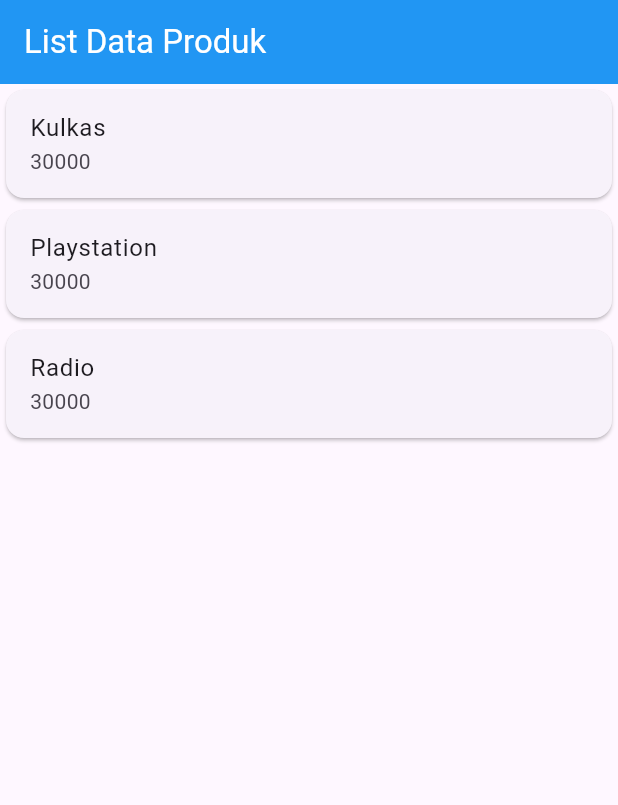
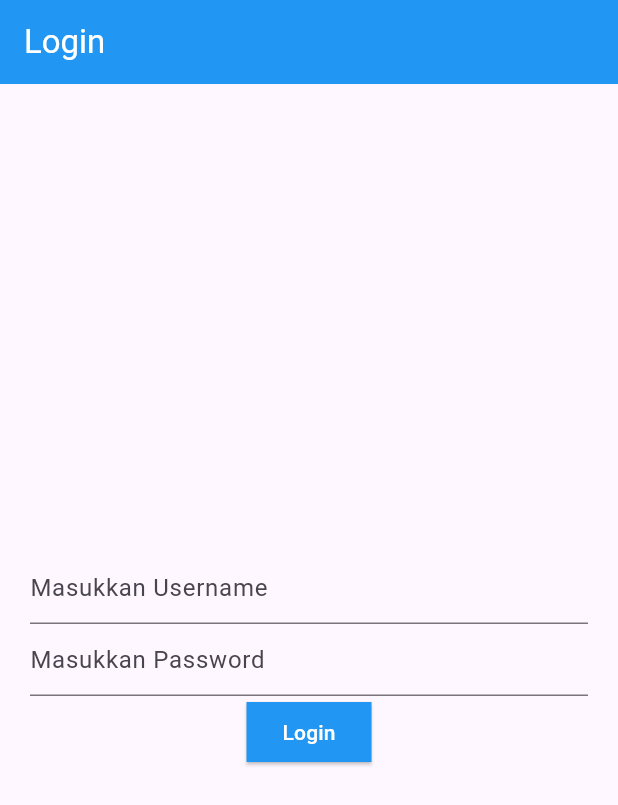
Before and after one commit to Prpsh17/H1D024112-Praktikum-Mobile-Projek-flutter-2, a Flutter app: the screen it shows after launch, on a phone screen of 412 x 824 dp. Shown: the top 805 px of the screen. Run offline on Flutter 3.47's test engine with Material 3 defaults, Android fonts, the phone set to English and light mode, and no system bars; our stand-ins replace shared_preferences.

Commit message:
sudah mass

```diff
--- /dev/null
+++ b/lib/login_page.dart
@@ -0,0 +1,99 @@
+import 'package:flutter/material.dart';
+import 'package:aplikasi_pemmob/home_page.dart';
+import 'package:shared_preferences/shared_preferences.dart';
+
+class LoginPage extends StatefulWidget {
+  const LoginPage({super.key});
+  @override
+  // ignore: library_private_types_in_public_api
+  _LoginPageState createState() => _LoginPageState();
+}
+
+class _LoginPageState extends State<LoginPage> {
+  final TextEditingController _usernameController = TextEditingController();
+  final TextEditingController _passwordController = TextEditingController();
+  // ignore: prefer_typing_uninitialized_variables
+  var namauser;
+
+  void _saveUsername() async {
+    // Inisialisasi Share Preferences
+    SharedPreferences prefs = await SharedPreferences.getInstance();
+    // Simpan Username ke local storage
+    prefs.setString('username', _usernameController.text);
+  }
+
+  _showInput(namacontroller, placeholder, isPassword) {
+    return TextField(
+      controller: namacontroller,
+      obscureText: isPassword,
+      decoration: InputDecoration(
+        hintText: placeholder,
+      ), // InputDecoration
+    ); // TextField
+  }
+
+  _showDialog(pesan, alamat) {
+    return showDialog(
+      context: context,
+      builder: (context) {
+        return AlertDialog(
+          title: Text(pesan),
+          actions: [
+            TextButton(
+              child: const Text('OK'),
+              onPressed: () {
+                Navigator.push(
+                  context,
+                  MaterialPageRoute(
+                    builder: (context) => alamat,
+                  ), // MaterialPageRoute
+                );
+              },
+            ), // TextButton
+          ],
+        ); // AlertDialog
+      },
+    );
+  }
+
+  @override
+  Widget build(BuildContext context) {
+    return Scaffold(
+      appBar: AppBar(
+        title: const Text('Login',style:TextStyle(color:Colors.white) ,),
+        backgroundColor: Colors.blue,
+      ), // AppBar
+      body: Container(
+        padding: const EdgeInsets.all(20),
+        child: Column(
+          mainAxisAlignment: MainAxisAlignment.center,
+          children: [
+            _showInput(_usernameController, 'Masukkan Username', false),
+            _showInput(_passwordController, 'Masukkan Password', true),
+            ElevatedButton(
+              style: ElevatedButton.styleFrom(
+                backgroundColor: Colors.blue,
+                shape: RoundedRectangleBorder(
+                  borderRadius: BorderRadius.zero,
+                ),
+              ),
+              child: const Text('Login',style:TextStyle(color:Colors.white) ,),
+              onPressed: () {
+                if (_usernameController.text == 'admin' &&
+                    _passwordController.text == 'admin') {
+                  // save Username
+                  _saveUsername();
+                  // Show alert
+                  _showDialog('Anda Berhasil Login', const HomePage());
+                } else {
+                  // Show alert
+                  _showDialog('Username dan Password Salah', const LoginPage());
+                }
+              },
+            ), // ElevatedButton
+          ],
+        ), // Column
+      ), // Container
+    ); // Scaffold
+  }
+}
--- a/lib/main.dart
+++ b/lib/main.dart
@@ -1,21 +1,17 @@
-import 'package:aplikasi_pemmob/column_widget.dart';
-import 'package:aplikasi_pemmob/ui/produk_page.dart';
 import 'package:flutter/material.dart';
-import 'package:aplikasi_pemmob/hello_world.dart';
-
+import 'package:aplikasi_pemmob/login_page.dart';
 
 void main() {
   runApp(const MyApp());
 }
 
 class MyApp extends StatelessWidget {
-  const MyApp({Key? key}) : super(key: key);
-
+  const MyApp({super.key});
   @override
   Widget build(BuildContext context) {
     return const MaterialApp(
-      title: "Aplikasi Flutter Pertama",
-      home: ProdukPage(),
-    );
+      title: 'Flutter Menu',
+      home: LoginPage(),
+    ); // MaterialApp
   }
 }
--- a/pubspec.yaml
+++ b/pubspec.yaml
@@ -34,6 +34,7 @@ dependencies:
   # The following adds the Cupertino Icons font to your application.
   # Use with the CupertinoIcons class for iOS style icons.
   cupertino_icons: ^1.0.8
+  shared_preferences: ^2.0.17
 
 dev_dependencies:
   flutter_test:
```
Also changed, not shown: lib/about_page.dart (added, +19 -0 lines), lib/home_page.dart (added, +39 -0 lines), lib/sidemenu.dart (added, +45 -0 lines), pubspec.lock, 4 other files.
